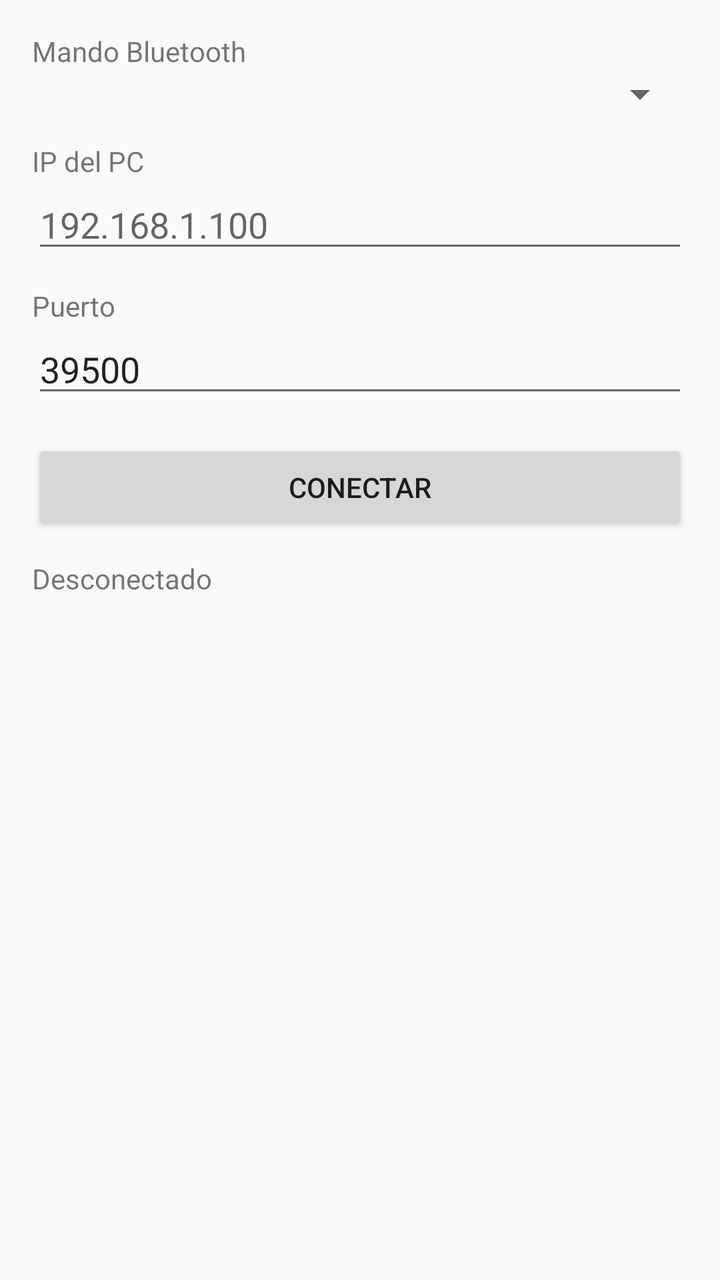
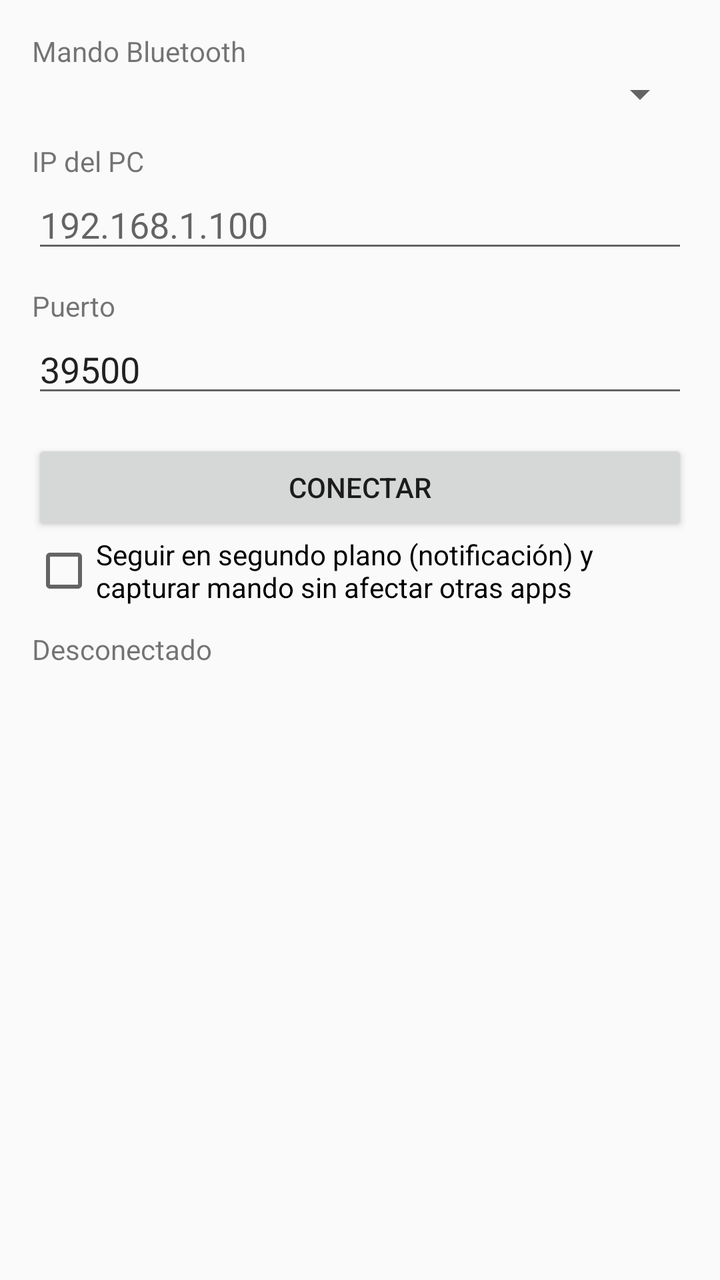

Before-and-after screenshots of an Android layout around one commit, followed by the original layout XML and the change that was made.
<!-- AndroidManifest.xml: application theme Theme.AppCompat.Light.NoActionBar -->
<!-- res/layout/activity_main.xml -->
<LinearLayout xmlns:android="http://schemas.android.com/apk/res/android"
    android:orientation="vertical" android:padding="16dp"
    android:layout_width="match_parent" android:layout_height="match_parent">

    <TextView
        android:layout_width="wrap_content" android:layout_height="wrap_content"
        android:text="Mando Bluetooth" />

    <Spinner
        android:id="@+id/spDevices"
        android:layout_width="match_parent" android:layout_height="wrap_content" />

    <TextView
        android:layout_width="wrap_content" android:layout_height="wrap_content"
        android:text="IP del PC" android:layout_marginTop="12dp"/>

    <EditText
        android:id="@+id/etIp"
        android:layout_width="match_parent" android:layout_height="wrap_content"
        android:inputType="text"
        android:hint="192.168.1.100" />

    <TextView
        android:layout_width="wrap_content" android:layout_height="wrap_content"
        android:text="Puerto" android:layout_marginTop="12dp"/>

    <EditText
        android:id="@+id/etPort"
        android:layout_width="match_parent" android:layout_height="wrap_content"
        android:inputType="number"
        android:text="39500" />

    <Button
        android:id="@+id/btnConnect"
        android:layout_width="match_parent" android:layout_height="wrap_content"
        android:text="Conectar" android:layout_marginTop="16dp" />

    <TextView
        android:id="@+id/tvStatus"
        android:layout_width="match_parent" android:layout_height="wrap_content"
        android:text="Desconectado" android:layout_marginTop="12dp" />
</LinearLayout>
<!-- resources referenced by this layout -->
<resources>

</resources>

<!-- the commit's change to res/layout/activity_main.xml (unified diff, before → after) -->
@@ -35,6 +35,12 @@
         android:layout_width="match_parent" android:layout_height="wrap_content"
         android:text="Conectar" android:layout_marginTop="16dp" />
 
+    <CheckBox
+        android:id="@+id/chkBackground"
+        android:layout_width="match_parent"
+        android:layout_height="wrap_content"
+        android:text="Seguir en segundo plano (notificación) y capturar mando sin afectar otras apps" />
+
     <TextView
         android:id="@+id/tvStatus"
         android:layout_width="match_parent" android:layout_height="wrap_content"
